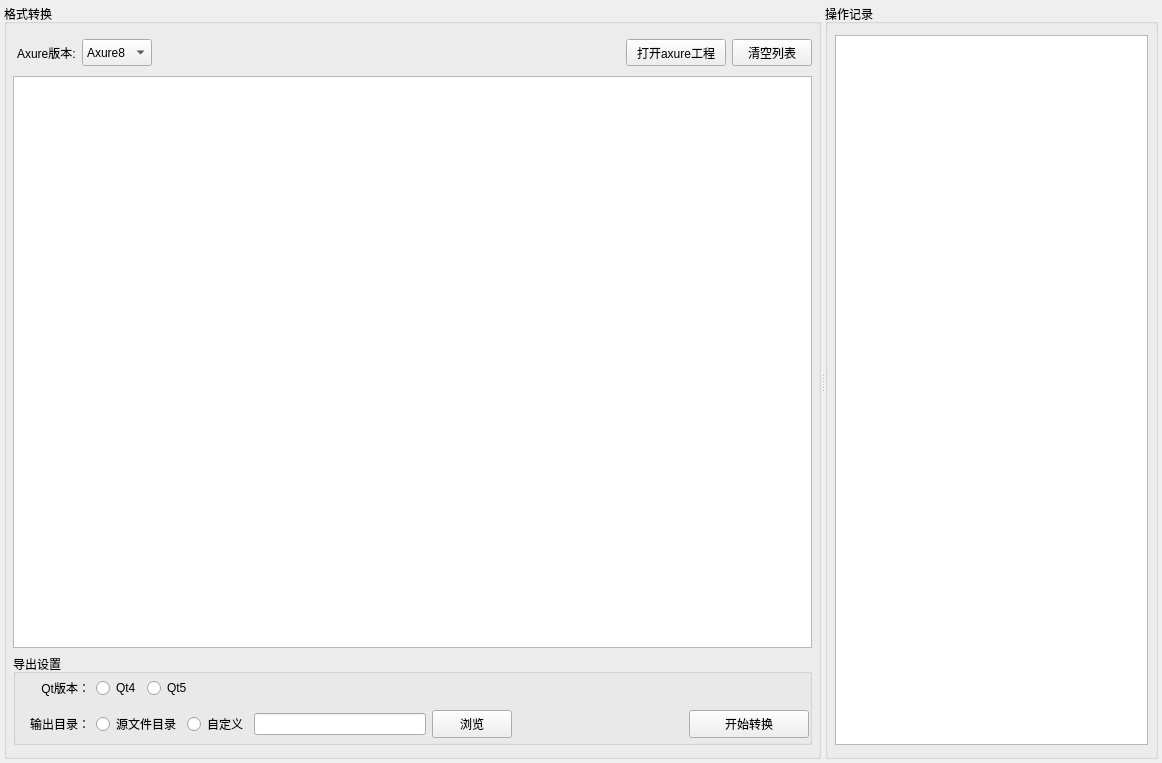
Old version of the form src/clientoperate.ui in the repository ZYD277/AxtureFormat.
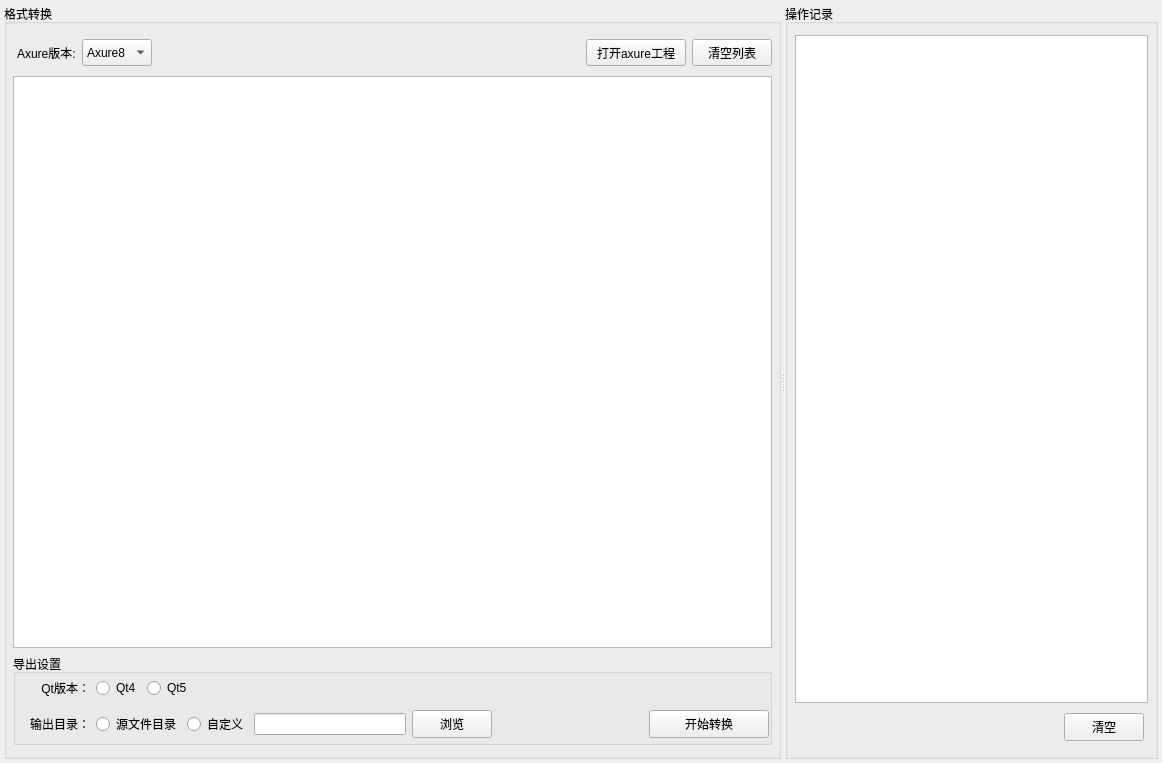
New version of the form.

```diff
--- a/src/clientoperate.ui
+++ b/src/clientoperate.ui
@@ -379,7 +379,58 @@
         <number>7</number>
        </property>
        <item row="0" column="0">
-        <widget class="QTextBrowser" name="textBrowser"/>
+        <widget class="QTextBrowser" name="textBrowser">
+         <property name="readOnly">
+          <bool>false</bool>
+         </property>
+        </widget>
+       </item>
+       <item row="1" column="0">
+        <widget class="QWidget" name="widget_2" native="true">
+         <layout class="QHBoxLayout" name="horizontalLayout_4">
+          <property name="leftMargin">
+           <number>4</number>
+          </property>
+          <property name="topMargin">
+           <number>4</number>
+          </property>
+          <property name="rightMargin">
+           <number>4</number>
+          </property>
+          <property name="bottomMargin">
+           <number>4</number>
+          </property>
+          <item>
+           <spacer name="horizontalSpacer_2">
+            <property name="orientation">
+             <enum>Qt::Horizontal</enum>
+            </property>
+            <property name="sizeHint" stdset="0">
+             <size>
+              <width>217</width>
+              <height>20</height>
+             </size>
+            </property>
+           </spacer>
+          </item>
+          <item>
+           <widget class="QPushButton" name="clearLog">
+            <property name="minimumSize">
+             <size>
+              <width>0</width>
+              <height>28</height>
+             </size>
+            </property>
+            <property name="styleSheet">
+             <string notr="true"/>
+            </property>
+            <property name="text">
+             <string>清空</string>
+            </property>
+           </widget>
+          </item>
+         </layout>
+        </widget>
        </item>
       </layout>
      </widget>
```
